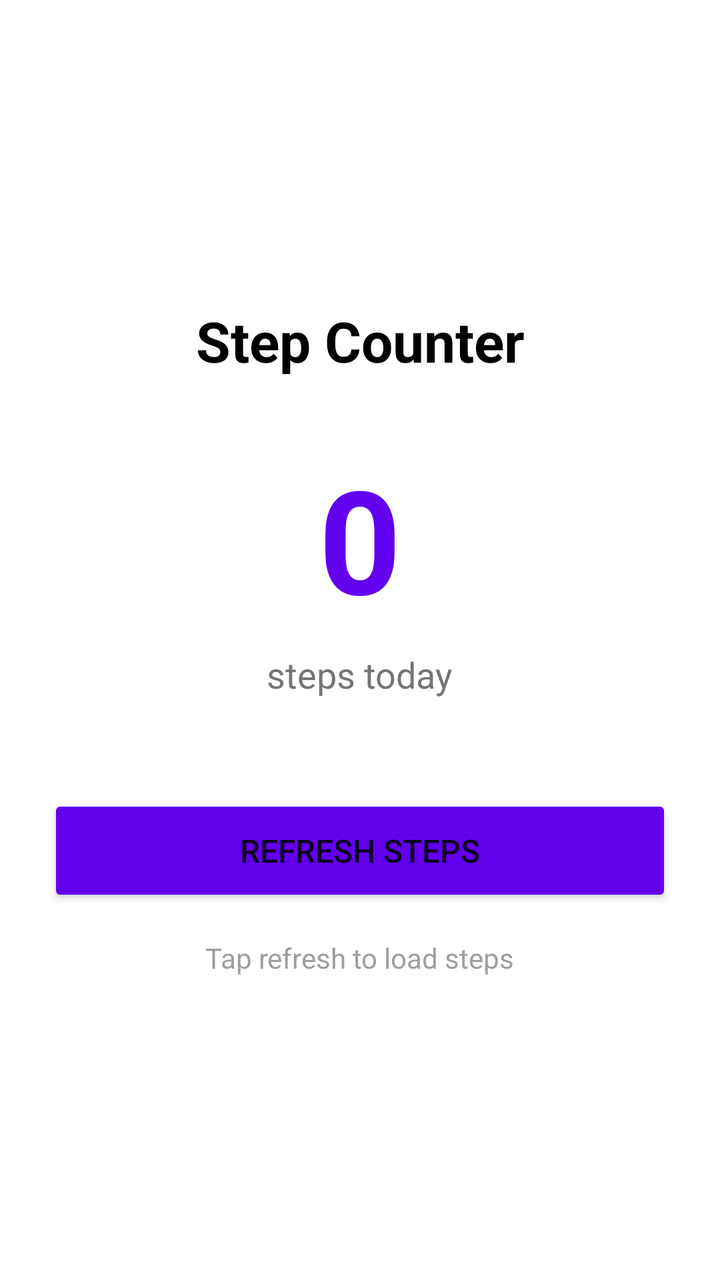
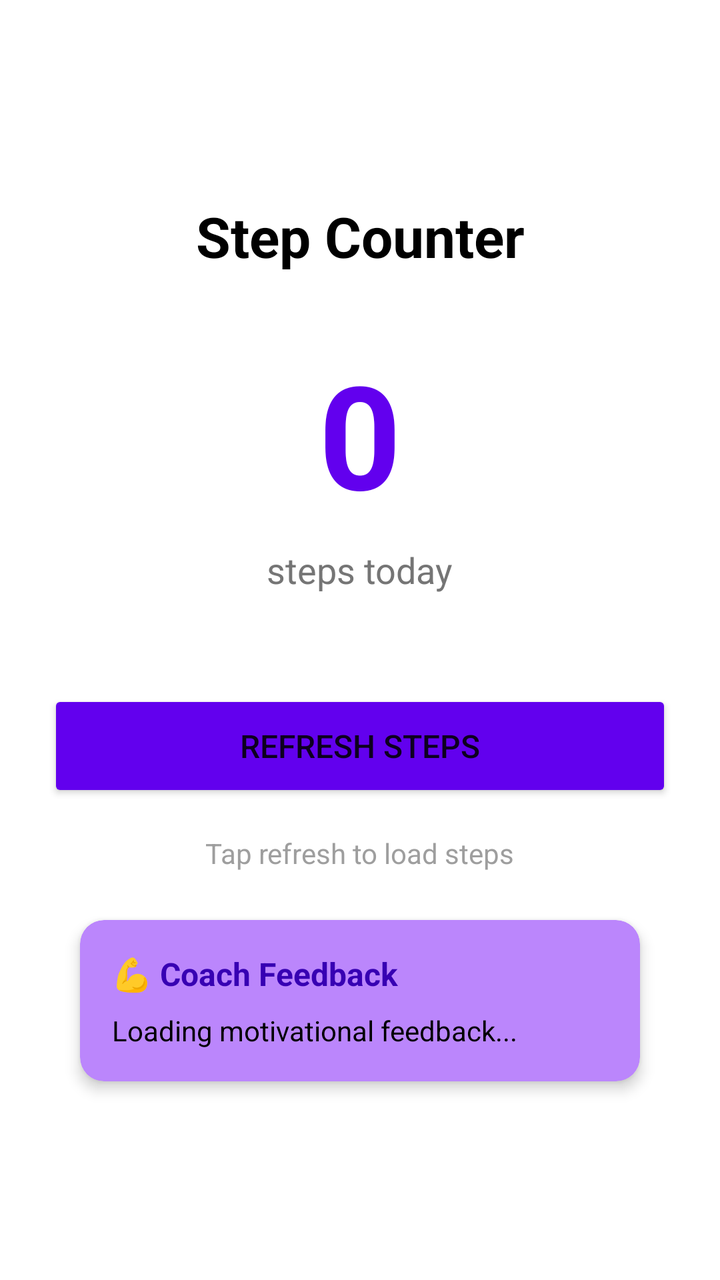

Two renders of the same Android screen: before a commit and after it. Below are the layout's source before the change and the commit's diff.
<!-- AndroidManifest.xml: activity theme Theme.FitApp -->
<!-- res/layout/activity_main.xml -->
<?xml version="1.0" encoding="utf-8"?>
<androidx.constraintlayout.widget.ConstraintLayout xmlns:android="http://schemas.android.com/apk/res/android"
    xmlns:app="http://schemas.android.com/apk/res-auto"
    xmlns:tools="http://schemas.android.com/tools"
    android:layout_width="match_parent"
    android:layout_height="match_parent"
    android:padding="24dp"
    tools:context=".MainActivity">

    <TextView
        android:id="@+id/titleText"
        android:layout_width="wrap_content"
        android:layout_height="wrap_content"
        android:text="Step Counter"
        android:textSize="28sp"
        android:textStyle="bold"
        android:textColor="@color/black"
        app:layout_constraintBottom_toTopOf="@+id/stepCountText"
        app:layout_constraintEnd_toEndOf="parent"
        app:layout_constraintStart_toStartOf="parent"
        app:layout_constraintTop_toTopOf="parent"
        app:layout_constraintVertical_chainStyle="packed" />

    <TextView
        android:id="@+id/stepCountText"
        android:layout_width="wrap_content"
        android:layout_height="wrap_content"
        android:text="0"
        android:textSize="72sp"
        android:textStyle="bold"
        android:textColor="@color/purple_500"
        android:layout_marginTop="32dp"
        app:layout_constraintBottom_toTopOf="@+id/stepsLabelText"
        app:layout_constraintEnd_toEndOf="parent"
        app:layout_constraintStart_toStartOf="parent"
        app:layout_constraintTop_toBottomOf="@+id/titleText" />

    <TextView
        android:id="@+id/stepsLabelText"
        android:layout_width="wrap_content"
        android:layout_height="wrap_content"
        android:text="steps today"
        android:textSize="18sp"
        android:textColor="@color/gray_600"
        android:layout_marginTop="8dp"
        app:layout_constraintBottom_toTopOf="@+id/refreshButton"
        app:layout_constraintEnd_toEndOf="parent"
        app:layout_constraintStart_toStartOf="parent"
        app:layout_constraintTop_toBottomOf="@+id/stepCountText" />

    <Button
        android:id="@+id/refreshButton"
        android:layout_width="0dp"
        android:layout_height="56dp"
        android:text="Refresh Steps"
        android:textSize="16sp"
        android:layout_marginTop="48dp"
        android:backgroundTint="@color/purple_500"
        app:layout_constraintBottom_toTopOf="@+id/lastUpdatedText"
        app:layout_constraintEnd_toEndOf="parent"
        app:layout_constraintStart_toStartOf="parent"
        app:layout_constraintTop_toBottomOf="@+id/stepsLabelText" />

    <TextView
        android:id="@+id/lastUpdatedText"
        android:layout_width="wrap_content"
        android:layout_height="wrap_content"
        android:text="Tap refresh to load steps"
        android:textSize="14sp"
        android:textColor="@color/gray_500"
        android:layout_marginTop="16dp"
        app:layout_constraintBottom_toBottomOf="parent"
        app:layout_constraintEnd_toEndOf="parent"
        app:layout_constraintStart_toStartOf="parent"
        app:layout_constraintTop_toBottomOf="@+id/refreshButton" />

</androidx.constraintlayout.widget.ConstraintLayout>
<!-- resources referenced by this layout -->
<resources>
  <color name="black">#FF000000</color>
  <color name="gray_500">#FF9E9E9E</color>
  <color name="gray_600">#FF757575</color>
  <color name="purple_500">#FF6200EE</color>
  <style name="Theme.FitApp" parent="Theme.MaterialComponents.DayNight.DarkActionBar">
          
          <item name="colorPrimary">@color/purple_500</item>
          <item name="colorPrimaryVariant">@color/purple_700</item>
          <item name="colorOnPrimary">@color/white</item>
          
          <item name="colorSecondary">@color/teal_200</item>
          <item name="colorSecondaryVariant">@color/teal_700</item>
          <item name="colorOnSecondary">@color/black</item>
          
          <item name="android:statusBarColor" tools:targetApi="l">?attr/colorPrimaryVariant</item>
          
      </style>
  <color name="purple_700">#FF3700B3</color>
  <color name="white">#FFFFFFFF</color>
  <color name="teal_200">#FF03DAC5</color>
  <color name="teal_700">#FF018786</color>
</resources>

<!-- the commit's change to res/layout/activity_main.xml (unified diff, before → after) -->
@@ -69,9 +69,53 @@
         android:textSize="14sp"
         android:textColor="@color/gray_500"
         android:layout_marginTop="16dp"
-        app:layout_constraintBottom_toBottomOf="parent"
+        app:layout_constraintBottom_toTopOf="@+id/coachFeedbackCard"
         app:layout_constraintEnd_toEndOf="parent"
         app:layout_constraintStart_toStartOf="parent"
         app:layout_constraintTop_toBottomOf="@+id/refreshButton" />
 
+    <com.google.android.material.card.MaterialCardView
+        android:id="@+id/coachFeedbackCard"
+        android:layout_width="0dp"
+        android:layout_height="wrap_content"
+        android:layout_marginTop="24dp"
+        android:layout_marginStart="16dp"
+        android:layout_marginEnd="16dp"
+        app:cardCornerRadius="12dp"
+        app:cardElevation="4dp"
+        app:cardBackgroundColor="@color/purple_200"
+        app:layout_constraintBottom_toBottomOf="parent"
+        app:layout_constraintEnd_toEndOf="parent"
+        app:layout_constraintStart_toStartOf="parent"
+        app:layout_constraintTop_toBottomOf="@+id/lastUpdatedText">
+
+        <LinearLayout
+            android:layout_width="match_parent"
+            android:layout_height="wrap_content"
+            android:orientation="vertical"
+            android:padding="16dp">
+
+            <TextView
+                android:id="@+id/coachTitleText"
+                android:layout_width="wrap_content"
+                android:layout_height="wrap_content"
+                android:text="💪 Coach Feedback"
+                android:textSize="16sp"
+                android:textStyle="bold"
+                android:textColor="@color/purple_700"
+                android:layout_marginBottom="8dp" />
+
+            <TextView
+                android:id="@+id/coachFeedbackText"
+                android:layout_width="match_parent"
+                android:layout_height="wrap_content"
+                android:text="Loading motivational feedback..."
+                android:textSize="14sp"
+                android:textColor="@color/black"
+                android:lineSpacingExtra="4dp" />
+
+        </LinearLayout>
+
+    </com.google.android.material.card.MaterialCardView>
+
 </androidx.constraintlayout.widget.ConstraintLayout>
<!-- resource entries referenced after the edit -->
@@ -3,7 +3,9 @@
   <color name="black">#FF000000</color>
   <color name="gray_500">#FF9E9E9E</color>
   <color name="gray_600">#FF757575</color>
+  <color name="purple_200">#FFBB86FC</color>
   <color name="purple_500">#FF6200EE</color>
+  <color name="purple_700">#FF3700B3</color>
   <style name="Theme.FitApp" parent="Theme.MaterialComponents.DayNight.DarkActionBar">
           
           <item name="colorPrimary">@color/purple_500</item>
@@ -17,7 +19,6 @@
           <item name="android:statusBarColor" tools:targetApi="l">?attr/colorPrimaryVariant</item>
           
       </style>
-  <color name="purple_700">#FF3700B3</color>
   <color name="white">#FFFFFFFF</color>
   <color name="teal_200">#FF03DAC5</color>
   <color name="teal_700">#FF018786</color>
